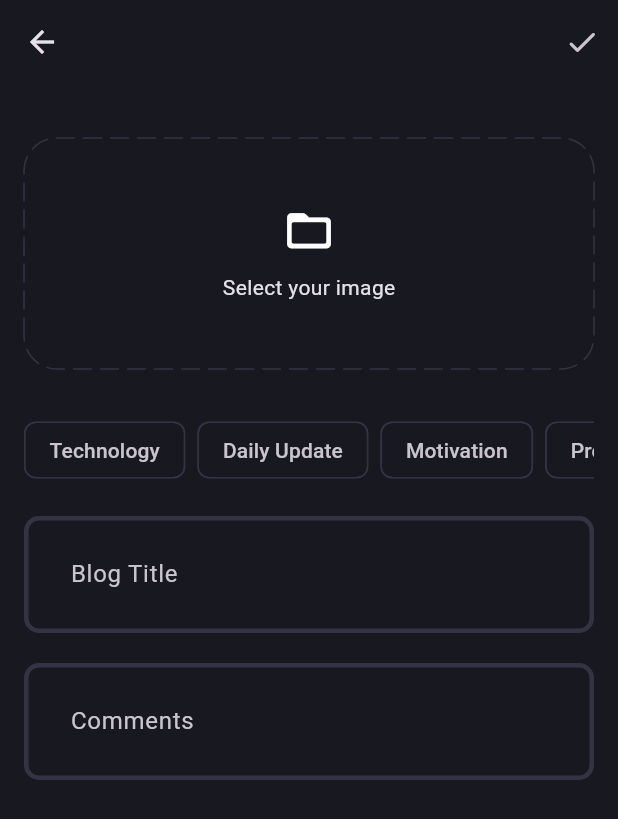
After one commit to MohammedAqeeb/BlogApp, a Flutter app: the AddNewBlog screen opened directly, after a tap on "Select your image", on a phone screen of 412 x 824 dp. The commit adds this screen. Shown: the top 819 px of the screen. Run offline on Flutter 3.47's test engine with Material 3 defaults, Android fonts, the phone set to English and light mode, and no system bars; drawn by our look-alikes of dotted_border; our stand-ins replace flutter_bloc, fpdart, get_it, image_picker, supabase_flutter; accounts and stored records are empty.

Commit message:
Uploading Blog to supabase

```diff
--- a/lib/core/theme/theme.dart
+++ b/lib/core/theme/theme.dart
@@ -24,5 +24,12 @@ class AppTheme {
       enabledBorder: _border(),
       focusedBorder: _border(AppPalette.gradient2),
     ),
+
+    chipTheme: const ChipThemeData(
+      side: BorderSide.none,
+      color: WidgetStatePropertyAll(
+        AppPalette.backgroundColor,
+      ),
+    ),
   );
 }
--- /dev/null
+++ b/lib/core/utils/image_picker.dart
@@ -0,0 +1,21 @@
+import 'dart:io';
+
+import 'package:image_picker/image_picker.dart';
+
+
+
+Future<File?> pickImage() async {
+  try {
+    final xFile = await ImagePicker().pickImage(
+      source: ImageSource.gallery,
+    );
+
+    if (xFile != null) {
+      return File(xFile.path);
+    } else {
+      return null;
+    }
+  } catch (e) {
+    return null;
+  }
+}
--- /dev/null
+++ b/lib/features/blog/data/data_source/remote_blog.dart
@@ -0,0 +1,49 @@
+import 'dart:io';
+
+import 'package:blog_app/core/error/exception.dart';
+import 'package:supabase_flutter/supabase_flutter.dart';
+
+import '../models/blog_models.dart';
+
+abstract interface class RemoteBlogDataSoure {
+  Future<String> uploadBlogImage({
+    required File uploadedImage,
+    required BlogModel blog,
+  });
+  Future<BlogModel> uploadBlod(BlogModel blog);
+}
+
+class RemoteBlogDataSourceImpl implements RemoteBlogDataSoure {
+  final SupabaseClient supabaseClient;
+
+  RemoteBlogDataSourceImpl(this.supabaseClient);
+  @override
+  Future<BlogModel> uploadBlod(BlogModel blog) async {
+    try {
+      final blogData =
+          await supabaseClient.from('blogs').insert(blog.toJson()).select();
+
+      return BlogModel.fromJson(blogData.first);
+    } catch (e) {
+      throw CustomException(e.toString());
+    }
+  }
+
+  @override
+  Future<String> uploadBlogImage({
+    required File uploadedImage,
+    required BlogModel blog,
+  }) async {
+    try {
+      await supabaseClient.storage
+          .from('blog_images')
+          .upload(blog.blogId, uploadedImage);
+
+      return supabaseClient.storage
+          .from('blog_images')
+          .getPublicUrl(blog.blogId);
+    } catch (e) {
+      throw CustomException(e.toString());
+    }
+  }
+}
--- /dev/null
+++ b/lib/features/blog/domain/entity/blog.dart
@@ -0,0 +1,15 @@
+class Blog {
+  final String blogId, userId, title, contents, imageUrl;
+  final List<String> topics;
+  final DateTime updatedAt;
+
+  const Blog({
+    required this.blogId,
+    required this.userId,
+    required this.title,
+    required this.contents,
+    required this.imageUrl,
+    required this.topics,
+    required this.updatedAt,
+  });
+}
--- /dev/null
+++ b/lib/features/blog/presentation/pages/add_blog.dart
@@ -0,0 +1,139 @@
+import 'dart:io';
+
+import 'package:blog_app/core/theme/app_pallete.dart';
+import 'package:blog_app/core/utils/image_picker.dart';
+import 'package:blog_app/features/blog/presentation/widgets/blog_field.dart';
+import 'package:dotted_border/dotted_border.dart';
+import 'package:flutter/material.dart';
+
+class AddNewBlog extends StatefulWidget {
+  static route() => MaterialPageRoute(builder: (context) => const AddNewBlog());
+  const AddNewBlog({super.key});
+
+  @override
+  State<AddNewBlog> createState() => _AddNewBlogState();
+}
+
+class _AddNewBlogState extends State<AddNewBlog> {
+  final blogTitleController = TextEditingController();
+  final blogCommentController = TextEditingController();
+
+  List selectedTopics = [];
+  File? image;
+  void selectImage() async {
+    final selectedImage = await pickImage();
+    if (selectedImage != null) {
+      setState(() {});
+      image = selectedImage;
+    }
+  }
+
+  @override
+  Widget build(BuildContext context) {
+    return Scaffold(
+      appBar: AppBar(
+        actions: [
+          IconButton(
+            onPressed: () {},
+            icon: const Icon(Icons.done_rounded),
+          ),
+        ],
+      ),
+      body: SingleChildScrollView(
+        child: Padding(
+          padding: const EdgeInsets.all(16),
+          child: Column(
+            children: [
+              const SizedBox(height: 20),
+              image != null
+                  ? GestureDetector(
+                      onTap: selectImage,
+                      child: SizedBox(
+                        height: 150,
+                        width: double.infinity,
+                        child: ClipRRect(
+                          borderRadius: BorderRadius.circular(12),
+                          child: Image.file(
+                            image!,
+                            fit: BoxFit.cover,
+                          ),
+                        ),
+                      ),
+                    )
+                  : GestureDetector(
+                      onTap: selectImage,
+                      child: DottedBorder(
+                        color: AppPalette.borderColor,
+                        dashPattern: const [12, 6],
+                        radius: const Radius.circular(22),
+                        borderType: BorderType.RRect,
+                        strokeCap: StrokeCap.round,
+                        child: const SizedBox(
+                          height: 150,
+                          width: double.infinity,
+                          child: Column(
+                            mainAxisAlignment: MainAxisAlignment.center,
+                            children: [
+                              Icon(Icons.folder_open_rounded, size: 35),
+                              SizedBox(height: 10),
+                              Text(
+                                'Select your image',
+                                style: TextStyle(fontSize: 14),
+                              )
+                            ],
+                          ),
+                        ),
+                      ),
+                    ),
+              const SizedBox(height: 20),
+              SingleChildScrollView(
+                scrollDirection: Axis.horizontal,
+                child: Row(
+                    children: [
+                  'Technology',
+                  'Daily Update',
+                  'Motivation',
+                  'Programming',
+                ]
+                        .map(
+                          (e) => Padding(
+                            padding: const EdgeInsets.only(right: 8, top: 10),
+                            child: GestureDetector(
+                              onTap: () {
+                                if (selectedTopics.contains(e)) {
+                                  selectedTopics.remove(e);
+                                } else {
+                                  selectedTopics.add(e);
+                                }
+
+                                setState(() {});
+                              },
+                              child: Chip(
+                                label: Text(e),
+                                color: selectedTopics.contains(e)
+                                    ? const WidgetStatePropertyAll(
+                                        AppPalette.gradient1)
+                                    : null,
+                                side: selectedTopics.contains(e)
+                                    ? BorderSide.none
+                                    : const BorderSide(
+                                        color: AppPalette.borderColor),
+                              ),
+                            ),
+                          ),
+                        )
+                        .toList()),
+              ),
+              const SizedBox(height: 20),
+              BlogField(
+                  controller: blogTitleController, hintText: 'Blog Title'),
+              const SizedBox(height: 20),
+              BlogField(
+                  controller: blogCommentController, hintText: 'Comments'),
+            ],
+          ),
+        ),
+      ),
+    );
+  }
+}
--- /dev/null
+++ b/lib/features/blog/presentation/widgets/blog_field.dart
@@ -0,0 +1,22 @@
+import 'package:flutter/material.dart';
+
+class BlogField extends StatelessWidget {
+  final TextEditingController controller;
+  final String hintText;
+  const BlogField({
+    super.key,
+    required this.controller,
+    required this.hintText,
+  });
+
+  @override
+  Widget build(BuildContext context) {
+    return TextFormField(
+      controller: controller,
+      decoration: InputDecoration(
+        hintText: hintText,
+      ),
+      maxLines: null,
+    );
+  }
+}
--- a/lib/main.dart
+++ b/lib/main.dart
@@ -2,7 +2,7 @@ import 'package:blog_app/core/common/cubits/app_user/app_user_cubit.dart';
 import 'package:blog_app/core/theme/theme.dart';
 import 'package:blog_app/features/auth/presentation/bloc/auth_bloc.dart';
 import 'package:blog_app/features/auth/presentation/pages/login_page.dart';
-import 'package:blog_app/features/blog/presentation/pages/home.dart';
+import 'package:blog_app/features/blog/presentation/pages/blog_home.dart';
 import 'package:blog_app/init_dependency.dart';
 import 'package:flutter/material.dart';
 import 'package:flutter_bloc/flutter_bloc.dart';
@@ -48,7 +48,7 @@ class _MyAppState extends State<MyApp> {
           return state is AppUserLoggedIn;
         },
         builder: (context, isLoggedIn) {
-          return isLoggedIn == true ? const HomeScreen() : const LoginPage();
+          return isLoggedIn == true ? const BlogHome() : const LoginPage();
         },
       ),
     );
```
Also changed, not shown: lib/features/blog/data/models/blog_models.dart (added, +23 -0 lines), lib/features/blog/presentation/pages/blog_home.dart (added, +27 -0 lines), lib/features/blog/presentation/pages/home.dart (deleted, +0 -13 lines), pubspec.yaml (+11 -27 lines), lib/features/blog/data/models/blog_models.g.dart (added), pubspec.lock, 5 other files.
